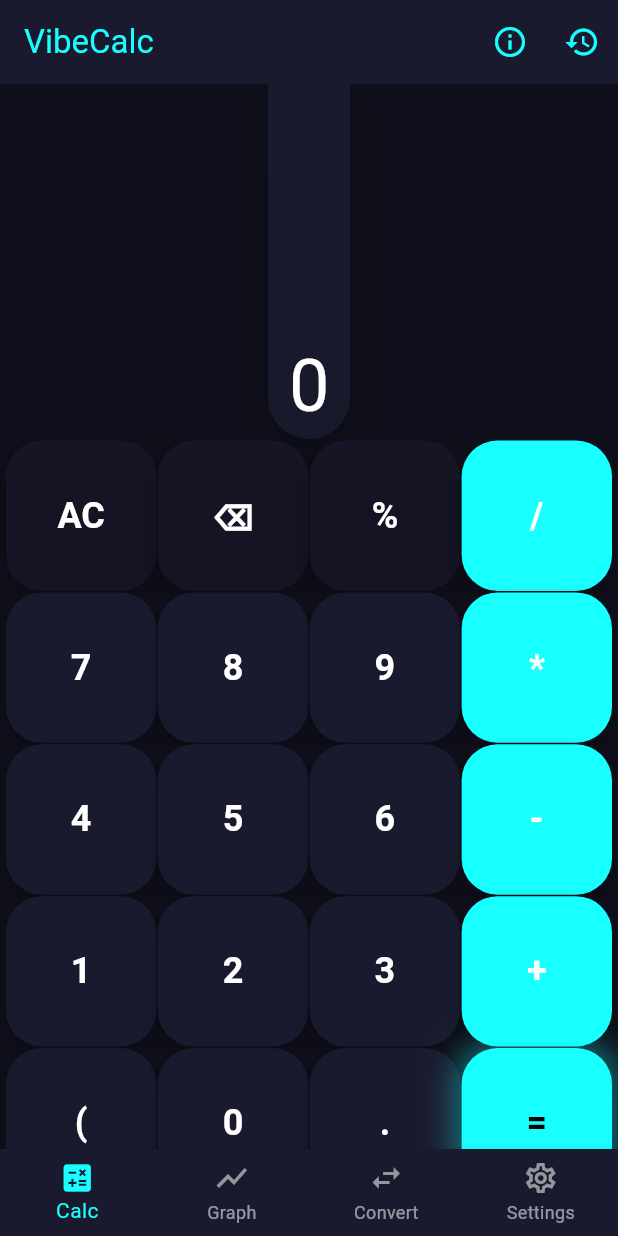
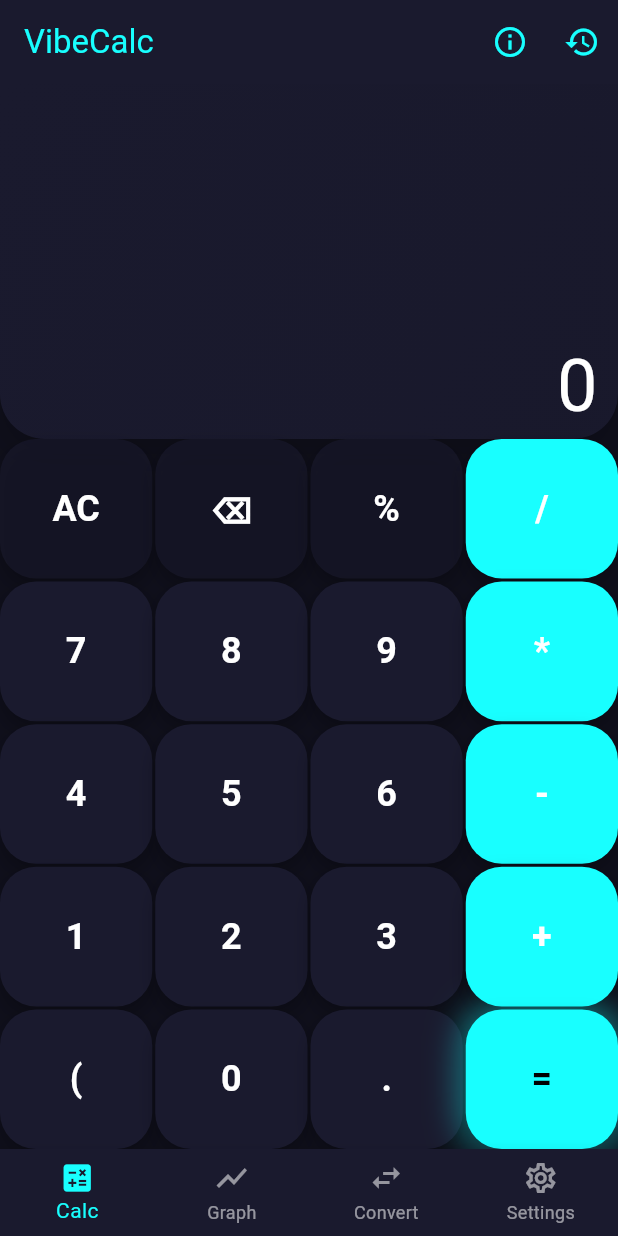
Before and after one commit to AvPa1212/VibeCalc, a Flutter app: the screen it shows after launch, on a phone screen of 412 x 824 dp. Run offline on Flutter 3.47's test engine with Material 3 defaults, Android fonts, the phone set to English and light mode, and no system bars; our stand-ins replace fl_chart, math_expressions, shared_preferences.

Commit message:
Update iOS build workflow and enhance calculator button responsiveness

```diff
--- a/lib/screens/calculator_screen.dart
+++ b/lib/screens/calculator_screen.dart
@@ -55,6 +55,7 @@
         },
       ),
       body: Column(
+        crossAxisAlignment: CrossAxisAlignment.stretch,
         children: [
           // Display area - flexible, responsive
           Flexible(
@@ -69,15 +70,27 @@
           // Button grid - fills remaining space
           Expanded(
             flex: 2,
-            child: GridView.builder(
-              padding: const EdgeInsets.symmetric(horizontal: 4, vertical: 1),
+            child: LayoutBuilder(
+              builder: (context, constraints) {
+                const columns = 4;
+                const rows = 5;
+                const spacing = 2.0;
+
+                final itemWidth =
+                    (constraints.maxWidth - (columns - 1) * spacing) / columns;
+                final itemHeight =
+                    (constraints.maxHeight - (rows - 1) * spacing) / rows;
+                final ratio = itemWidth / itemHeight;
+
+                return GridView.builder(
+                  padding: EdgeInsets.zero,
                   physics: const NeverScrollableScrollPhysics(),
                   itemCount: buttons.length,
-              gridDelegate: const SliverGridDelegateWithFixedCrossAxisCount(
-                crossAxisCount: 4,
-                childAspectRatio: 1.0,
-                crossAxisSpacing: 1,
-                mainAxisSpacing: 1,
+                  gridDelegate: SliverGridDelegateWithFixedCrossAxisCount(
+                    crossAxisCount: columns,
+                    childAspectRatio: ratio,
+                    crossAxisSpacing: spacing,
+                    mainAxisSpacing: spacing,
                   ),
                   itemBuilder: (_, i) {
                     final label = buttons[i];
@@ -100,6 +113,8 @@
                       glow: isEquals,
                     );
                   },
+                );
+              },
             ),
           ),
         ],
@@ -111,14 +126,19 @@
     switch (label) {
       case 'AC':
         model.clear();
+        return;
       case '⌫':
         model.deleteLast();
+        return;
       case '=':
         model.evaluate();
+        return;
       case '%':
         model.addPercent();
+        return;
       default:
         model.add(label);
+        return;
     }
   }
 }
--- a/lib/widgets/animated_calc_button_new.dart
+++ /dev/null
@@ -1,115 +0,0 @@
-import 'package:flutter/material.dart';
-import 'package:flutter/services.dart';
-
-class AnimatedCalcButton extends StatefulWidget {
-  final String label;
-  final VoidCallback onTap;
-  final VoidCallback? onLongPress;
-  final Color? color;
-  final Color? textColor;
-  final bool glow;
-  final bool isOperator;
-  final double fontSize;
-
-  const AnimatedCalcButton({
-    super.key,
-    required this.label,
-    required this.onTap,
-    this.onLongPress,
-    this.color,
-    this.textColor,
-    this.glow = false,
-    this.isOperator = false,
-    this.fontSize = 20,
-  });
-
-  @override
-  State<AnimatedCalcButton> createState() => _AnimatedCalcButtonState();
-}
-
-class _AnimatedCalcButtonState extends State<AnimatedCalcButton>
-    with SingleTickerProviderStateMixin {
-  late AnimationController _controller;
-  late Animation<double> _scaleAnimation;
-  bool _isPressed = false;
-
-  @override
-  void initState() {
-    _controller = AnimationController(
-      vsync: this,
-      duration: const Duration(milliseconds: 100),
-    );
-
-    _scaleAnimation = Tween<double>(begin: 1.0, end: 0.94).animate(
-      CurvedAnimation(parent: _controller, curve: Curves.easeOut),
-    );
-
-    super.initState();
-  }
-
-  void _handleTapDown(TapDownDetails details) {
-    setState(() => _isPressed = true);
-    _controller.forward();
-    HapticFeedback.lightImpact();
-  }
-
-  void _handleTapUp(TapUpDetails details) {
-    _controller.reverse();
-    setState(() => _isPressed = false);
-    widget.onTap();
-  }
-
-  void _handleTapCancel() {
-    _controller.reverse();
-    setState(() => _isPressed = false);
-  }
-
-  @override
-  Widget build(BuildContext context) {
-    final theme = Theme.of(context);
-    final baseColor = widget.color ??
-        (widget.isOperator
-            ? theme.colorScheme.primary
-            : theme.colorScheme.surface);
-    final textColor = widget.textColor ?? theme.colorScheme.onSurface;
-
-    return Padding(
-      padding: const EdgeInsets.all(1.5),
-      child: ScaleTransition(
-        scale: _scaleAnimation,
-        child: Material(
-          color: baseColor,
-          borderRadius: BorderRadius.circular(8),
-          elevation: _isPressed ? 2 : 6,
-          shadowColor: Colors.black.withValues(alpha: 0.3),
-          child: InkWell(
-            onTap: widget.onTap,
-            onTapDown: _handleTapDown,
-            onTapUp: _handleTapUp,
-            onTapCancel: _handleTapCancel,
-            onLongPress: widget.onLongPress,
-            borderRadius: BorderRadius.circular(8),
-            splashColor: theme.colorScheme.secondary.withValues(alpha: 0.5),
-            highlightColor: Colors.transparent,
-            child: Center(
-              child: Text(
-                widget.label,
-                style: TextStyle(
-                  fontSize: widget.fontSize,
-                  fontWeight: FontWeight.w600,
-                  color: textColor,
-                ),
-              ),
-            ),
-          ),
-        ),
-      ),
-    );
-  }
-
-  @override
-  void dispose() {
-    _controller.dispose();
-    super.dispose();
-  }
-}
```
Also changed, not shown: lib/widgets/animated_calc_button.dart (+5 -8 lines), 1 other file. Lines whose indentation alone changed are shown as unchanged.
